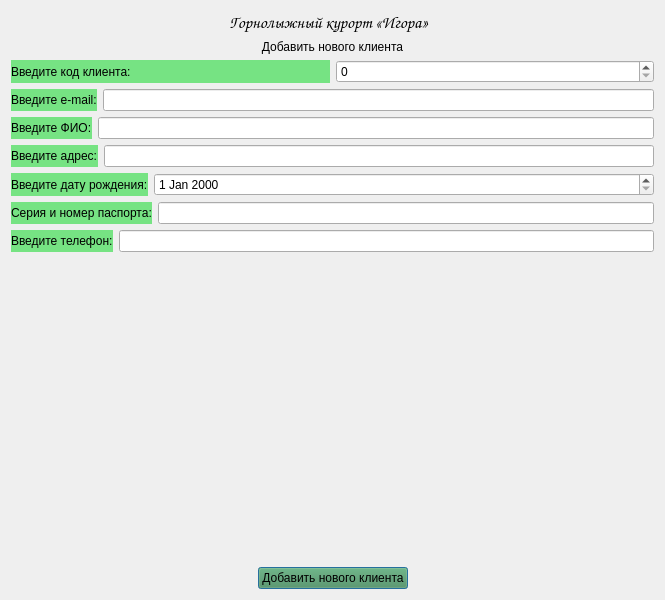
Before: the Qt Designer form new_client.ui in ssmlnsk/Practic, drawn with Qt 5.
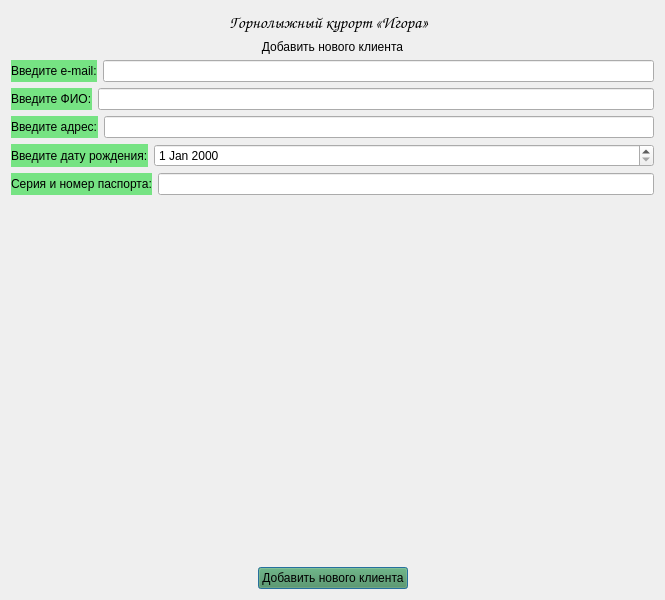
After: the same form once the commit is applied. Icons and pictures are not drawn.

Commit message: Добавлена история входа/выхода пользователей Добавлено создание нового клиента

The edit to the form file:
```diff
--- a/new_client.ui
+++ b/new_client.ui
@@ -105,24 +105,6 @@
      </item>
      <item>
       <layout class="QVBoxLayout" name="verticalLayout_5">
-       <item>
-        <layout class="QHBoxLayout" name="horizontalLayout_18" stretch="0,0">
-         <item>
-          <widget class="QLabel" name="label_15">
-           <property name="styleSheet">
-            <string notr="true">background-color: rgb(118, 227, 131);
-font: 9pt &quot;Comic Sans MS&quot;;</string>
-           </property>
-           <property name="text">
-            <string>Введите код клиента:</string>
-           </property>
-          </widget>
-         </item>
-         <item>
-          <widget class="QSpinBox" name="spin_code"/>
-         </item>
-        </layout>
-       </item>
        <item>
         <layout class="QHBoxLayout" name="horizontalLayout_4">
          <item>
@@ -216,24 +198,6 @@
          </item>
         </layout>
        </item>
-       <item>
-        <layout class="QHBoxLayout" name="horizontalLayout_6">
-         <item>
-          <widget class="QLabel" name="label_6">
-           <property name="styleSheet">
-            <string notr="true">background-color: rgb(118, 227, 131);
-font: 9pt &quot;Comic Sans MS&quot;;</string>
-           </property>
-           <property name="text">
-            <string>Введите телефон:</string>
-           </property>
-          </widget>
-         </item>
-         <item>
-          <widget class="QLineEdit" name="edit_phone"/>
-         </item>
-        </layout>
-       </item>
       </layout>
      </item>
      <item>
```
The commit also changes 4 other files.
